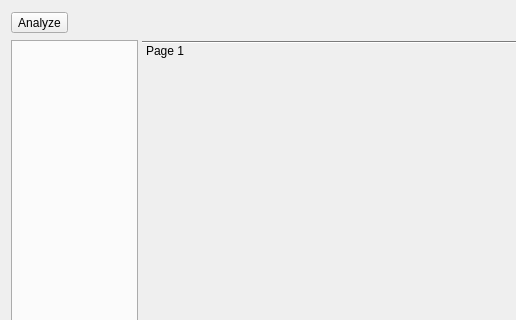
Old version of the form tse_analytics/views/calo_details/calo_details_dialog.ui in the repository TSE-Systems/tse-analytics; both pictures show x 0 to 516 and y 0 to 320 of the 1020 by 854 pixel window.
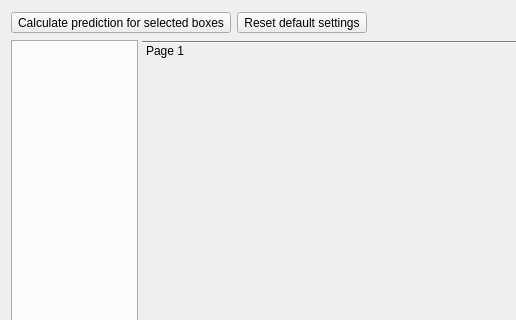
New version of the form. Icons and pictures are not drawn.

Commit message: Default CaloDetailsSettings handling. Bug fixes.

```diff
--- a/tse_analytics/views/calo_details/calo_details_dialog.ui
+++ b/tse_analytics/views/calo_details/calo_details_dialog.ui
@@ -19,7 +19,14 @@
      <item>
       <widget class="QToolButton" name="toolButtonAnalyse">
        <property name="text">
-        <string>Analyze</string>
+        <string>Calculate prediction for selected boxes</string>
+       </property>
+      </widget>
+     </item>
+     <item>
+      <widget class="QToolButton" name="toolButtonResetSettings">
+       <property name="text">
+        <string>Reset default settings</string>
        </property>
       </widget>
      </item>
```
Left out of the diff: 2 changed lines with no effect on the pictures. The commit also changes 7 other files.
